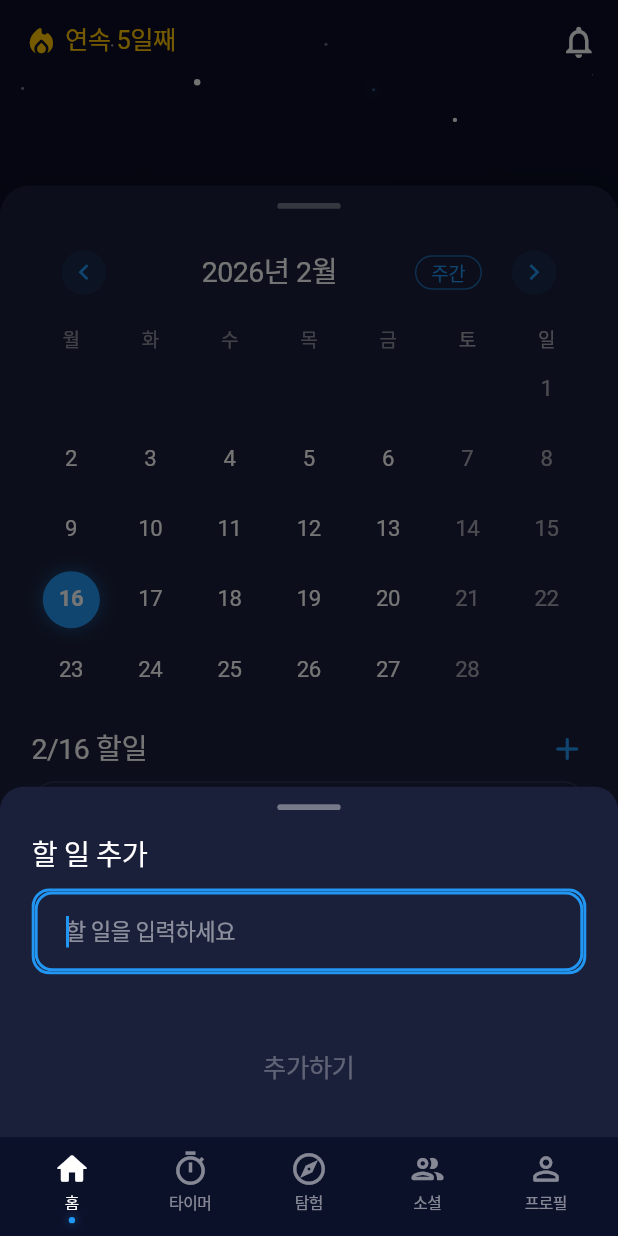
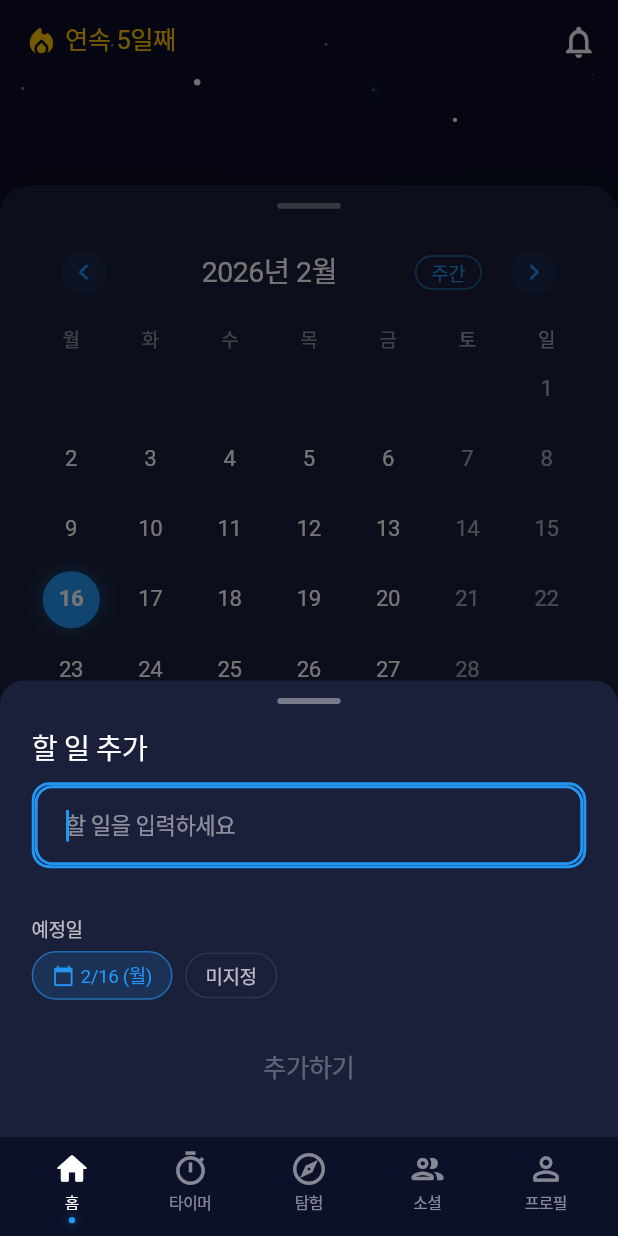
Before and after one commit to SpaceStudyShip/SpaceStudyShip-FE, a Flutter app: the HomeScreen screen opened by its route, after a tap on "오늘의 할 일", after a tap on the "add" icon, on a phone screen of 412 x 824 dp. Run offline on Flutter 3.47's test engine with Material 3 defaults, Android fonts, the light colour scheme and no system bars; drawn by our look-alikes of table_calendar; our stand-ins replace device_info_plus, dio, firebase_analytics, firebase_auth, firebase_core, firebase_crashlytics and 16 more; accounts and stored records are empty; generated files the repository leaves out were written again; Roboto replaces fonts that are missing (Pretendard-Medium, Pretendard-SemiBold).

Commit message:
feat: TodoAddBottomSheet에 날짜 선택 칩 추가 + HomeScreen 연동 #17

```diff
--- a/lib/features/home/presentation/screens/home_screen.dart
+++ b/lib/features/home/presentation/screens/home_screen.dart
@@ -389,11 +389,13 @@ class _HomeScreenState extends ConsumerState<HomeScreen> {
                 onTap: () async {
                   final result = await showTodoAddBottomSheet(
                     context: context,
+                    initialScheduledDate: _selectedDay,
                   );
                   if (result != null && mounted) {
                     ref.read(todoListNotifierProvider.notifier).addTodo(
                       title: result['title'] as String,
                       categoryId: result['categoryId'] as String?,
+                      scheduledDate: result['scheduledDate'] as DateTime?,
                     );
                   }
                 },
--- a/lib/features/todo/presentation/widgets/todo_add_bottom_sheet.dart
+++ b/lib/features/todo/presentation/widgets/todo_add_bottom_sheet.dart
@@ -1,6 +1,7 @@
 import 'package:flutter/material.dart';
 import 'package:flutter_riverpod/flutter_riverpod.dart';
 import 'package:flutter_screenutil/flutter_screenutil.dart';
+import 'package:intl/intl.dart';
 
 import '../../../../core/constants/app_colors.dart';
 import '../../../../core/constants/spacing_and_radius.dart';
@@ -10,9 +11,14 @@ import '../../../../core/widgets/inputs/app_text_field.dart';
 import '../providers/todo_provider.dart';
 
 class TodoAddBottomSheet extends ConsumerStatefulWidget {
-  const TodoAddBottomSheet({super.key, this.initialCategoryId});
+  const TodoAddBottomSheet({
+    super.key,
+    this.initialCategoryId,
+    this.initialScheduledDate,
+  });
 
   final String? initialCategoryId;
+  final DateTime? initialScheduledDate;
 
   @override
   ConsumerState<TodoAddBottomSheet> createState() => _TodoAddBottomSheetState();
@@ -21,11 +27,13 @@ class TodoAddBottomSheet extends ConsumerStatefulWidget {
 class _TodoAddBottomSheetState extends ConsumerState<TodoAddBottomSheet> {
   final _titleController = TextEditingController();
   String? _selectedCategoryId;
+  DateTime? _selectedScheduledDate;
 
   @override
   void initState() {
     super.initState();
     _selectedCategoryId = widget.initialCategoryId;
+    _selectedScheduledDate = widget.initialScheduledDate ?? DateTime.now();
     _titleController.addListener(() => setState(() {}));
   }
 
@@ -38,9 +46,36 @@ class _TodoAddBottomSheetState extends ConsumerState<TodoAddBottomSheet> {
   void _submit() {
     final title = _titleController.text.trim();
     if (title.isEmpty) return;
-    Navigator.of(
-      context,
-    ).pop({'title': title, 'categoryId': _selectedCategoryId});
+    Navigator.of(context).pop({
+      'title': title,
+      'categoryId': _selectedCategoryId,
+      'scheduledDate': _selectedScheduledDate,
+    });
+  }
+
+  Future<void> _showDatePicker() async {
+    final picked = await showDatePicker(
+      context: context,
+      initialDate: _selectedScheduledDate ?? DateTime.now(),
+      firstDate: DateTime(2024),
+      lastDate: DateTime(2030),
+      builder: (context, child) {
+        return Theme(
+          data: Theme.of(context).copyWith(
+            colorScheme: ColorScheme.dark(
+              primary: AppColors.primary,
+              onPrimary: Colors.white,
+              surface: AppColors.spaceSurface,
+              onSurface: Colors.white,
+            ),
+          ),
+          child: child!,
+        );
+      },
+    );
+    if (picked != null) {
+      setState(() => _selectedScheduledDate = picked);
+    }
   }
 
   @override
@@ -154,6 +189,87 @@ class _TodoAddBottomSheetState extends ConsumerState<TodoAddBottomSheet> {
             ),
             SizedBox(height: AppSpacing.s16),
 
+            // 날짜 선택 칩
+            Padding(
+              padding: AppPadding.horizontal20,
+              child: Column(
+                crossAxisAlignment: CrossAxisAlignment.start,
+                children: [
+                  Text(
+                    '예정일',
+                    style: AppTextStyles.tag_12.copyWith(
+                      color: AppColors.textSecondary,
+                    ),
+                  ),
+                  SizedBox(height: AppSpacing.s8),
+                  Row(
+                    children: [
+                      GestureDetector(
+                        onTap: _showDatePicker,
+                        child: Container(
+                          padding: EdgeInsets.symmetric(
+                            horizontal: 12.w,
+                            vertical: 8.h,
+                          ),
+                          decoration: BoxDecoration(
+                            color: AppColors.primary.withValues(alpha: 0.15),
+                            borderRadius: AppRadius.chip,
+                            border: Border.all(
+                              color: AppColors.primary.withValues(alpha: 0.6),
+                            ),
+                          ),
+                          child: Row(
+                            mainAxisSize: MainAxisSize.min,
+                            children: [
+                              Icon(
+                                Icons.calendar_today,
+                                size: 14.w,
+                                color: AppColors.primary,
+                              ),
+                              SizedBox(width: AppSpacing.s4),
+                              Text(
+                                _selectedScheduledDate != null
+                                    ? DateFormat('M/d (E)', 'ko_KR')
+                                        .format(_selectedScheduledDate!)
+                                    : '날짜 미지정',
+                                style: AppTextStyles.tag_12.copyWith(
+                                  color: AppColors.primary,
+                                ),
+                              ),
+                            ],
+                          ),
+                        ),
+                      ),
+                      SizedBox(width: AppSpacing.s8),
+                      if (_selectedScheduledDate != null)
+                        GestureDetector(
+                          onTap: () =>
+                              setState(() => _selectedScheduledDate = null),
+                          child: Container(
+                            padding: EdgeInsets.symmetric(
+                              horizontal: 12.w,
+                              vertical: 8.h,
+                            ),
+                            decoration: BoxDecoration(
+                              borderRadius: AppRadius.chip,
+                              border:
+                                  Border.all(color: AppColors.spaceDivider),
+                            ),
+                            child: Text(
+                              '미지정',
+                              style: AppTextStyles.tag_12.copyWith(
+                                color: AppColors.textSecondary,
+                              ),
+                            ),
+                          ),
+                        ),
+                    ],
+                  ),
+                ],
+              ),
+            ),
+            SizedBox(height: AppSpacing.s16),
+
             // 추가 버튼
             Padding(
               padding: AppPadding.horizontal20,
@@ -215,6 +331,7 @@ class _CategoryChip extends StatelessWidget {
 Future<Map<String, dynamic>?> showTodoAddBottomSheet({
   required BuildContext context,
   String? initialCategoryId,
+  DateTime? initialScheduledDate,
 }) {
   return showModalBottomSheet<Map<String, dynamic>>(
     context: context,
@@ -223,7 +340,9 @@ Future<Map<String, dynamic>?> showTodoAddBottomSheet({
     isScrollControlled: true,
     isDismissible: true,
     enableDrag: true,
-    builder: (context) =>
-        TodoAddBottomSheet(initialCategoryId: initialCategoryId),
+    builder: (context) => TodoAddBottomSheet(
+      initialCategoryId: initialCategoryId,
+      initialScheduledDate: initialScheduledDate,
+    ),
   );
 }
```
